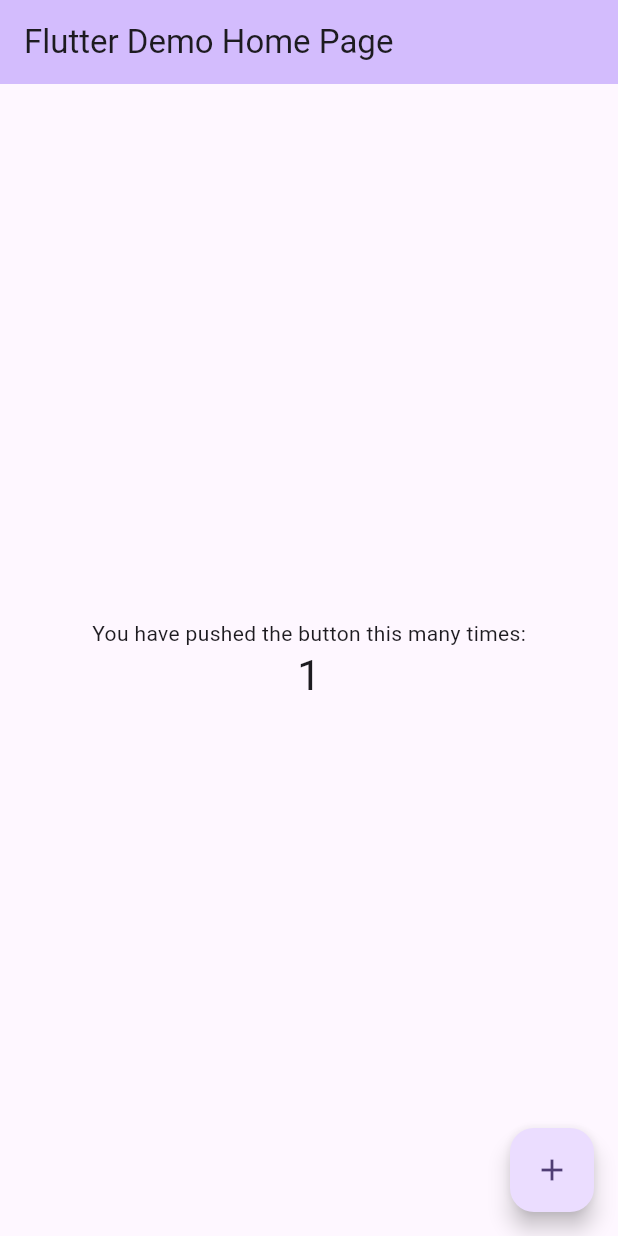
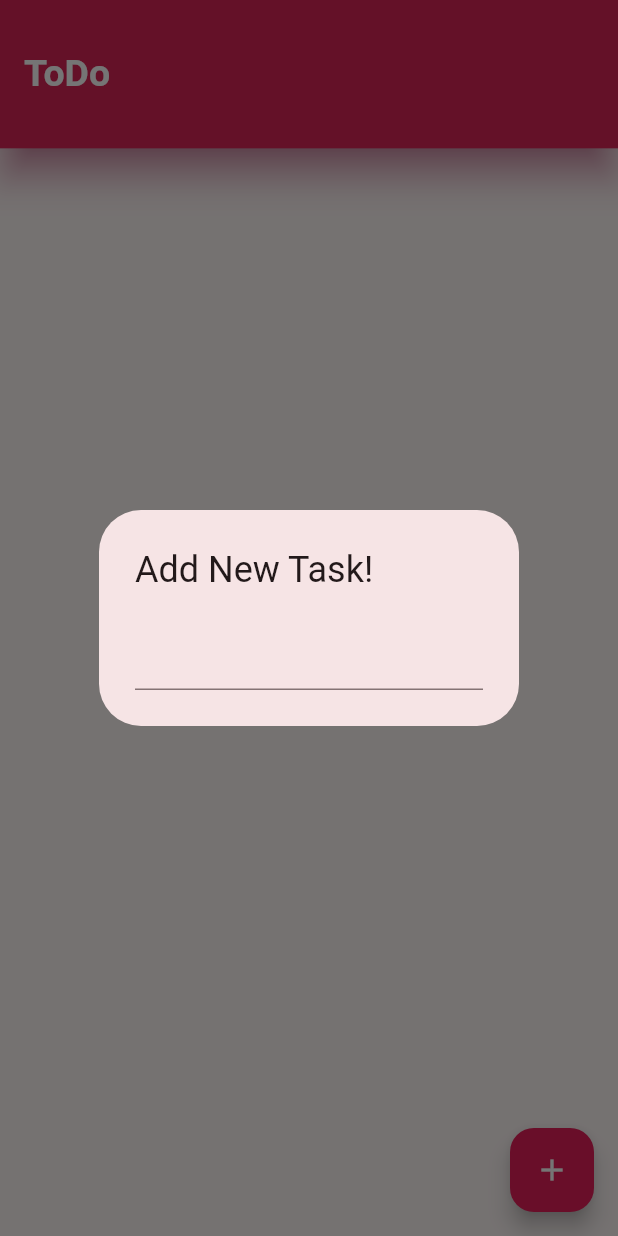
Before and after one commit to anettaj/Listify-flutter, a Flutter app: the screen it shows after launch, after a tap on the "add" icon, on a phone screen of 412 x 824 dp. Run offline on Flutter 3.47's test engine with Material 3 defaults, Android fonts, the phone set to English and light mode, and no system bars; our stand-ins replace hive, hive_flutter; accounts and stored records are empty.

Commit message:
todo done

```diff
--- /dev/null
+++ b/ToDo/lib/Models/Task.dart
@@ -0,0 +1,20 @@
+import 'package:flutter/foundation.dart';
+
+class Task {
+  String content;
+  DateTime timestamp;
+  bool done;
+
+  Task({required this.content, required this.done, required this.timestamp});
+
+  factory Task.fromMap(Map task) {
+    return Task(
+        content: task["content"],
+        timestamp: task["timestamp"],
+        done: task["done"]);
+  }
+
+  Map toMap() {
+    return {"content": content, "timestamp": timestamp, "done": done};
+  }
+}
--- /dev/null
+++ b/ToDo/lib/Pages/Home.dart
@@ -0,0 +1,193 @@
+import 'package:flutter/material.dart';
+import 'package:hive/hive.dart';
+import 'package:path_provider/path_provider.dart';
+import 'package:todo/Models/Task.dart';
+
+class Home extends StatefulWidget {
+  const Home({Key? key}) : super(key: key);
+
+  @override
+  State<Home> createState() => _HomeState();
+}
+
+class _HomeState extends State<Home> {
+  late double _deviceHeight;
+  String? _newTaskContent;
+  Box? _box;
+
+  @override
+  void initState() {
+    super.initState();
+    _openBox();
+  }
+
+  Future<void> _openBox() async {
+    try {
+      _box = await Hive.openBox('Task');
+      if (mounted) {
+        setState(() {});
+      }
+    } catch (e) {
+      print('Error opening Hive box: $e');
+      // Handle the error as needed
+    }
+  }
+
+  @override
+  void dispose() {
+    Hive.close();
+    super.dispose();
+  }
+
+  @override
+  Widget build(BuildContext context) {
+    _deviceHeight = MediaQuery.of(context).size.height;
+
+    // Check if _box is still null, and show a loading indicator if it is
+    if (_box == null) {
+      return Scaffold(
+        appBar: AppBar(
+          toolbarHeight: _deviceHeight * 0.12,
+          title: const Text(
+            'ToDo',
+            style: TextStyle(
+              fontSize: 25,
+              color: Colors.white,
+              fontWeight: FontWeight.bold,
+            ),
+          ),
+        ),
+        body: _loadingIndicator(),
+        floatingActionButton: _addTaskButton(),
+      );
+    }
+
+    // Continue with the rest of the build method
+    return Scaffold(
+      appBar: AppBar(
+        toolbarHeight: _deviceHeight * 0.12,
+        title: const Text(
+          'ToDo',
+          style: TextStyle(
+            fontSize: 25,
+            color: Colors.white,
+            fontWeight: FontWeight.bold,
+          ),
+        ),
+      ),
+      body: _taskList(),
+      floatingActionButton: _addTaskButton(),
+    );
+  }
+
+  Widget _loadingIndicator() {
+    return Container(
+      child: Center(child: CircularProgressIndicator()),
+    );
+  }
+
+  Widget _taskList() {
+    if (_box == null) {
+      return _loadingIndicator();
+    }
+
+    List tasks = _box!.values.toList();
+
+    if (tasks.isEmpty) {
+      return _emptyTaskList();
+    }
+
+    return ListView.builder(
+      itemCount: tasks.length,
+      itemBuilder: (BuildContext _context, int _index) {
+        var task = Task.fromMap(tasks[_index]);
+        return ListTile(
+          title: Text(
+            task.content,
+            style: TextStyle(
+              fontSize: 20,
+              decoration: task.done ? TextDecoration.lineThrough : null,
+              fontWeight: FontWeight.bold,
+              color: Colors.black,
+            ),
+          ),
+          trailing: task.done
+              ? Icon(
+                  Icons.check_box_outlined,
+                  color: Color.fromARGB(255, 228, 30, 89),
+                  size: 25,
+                )
+              : Icon(
+                  Icons.check_box_outline_blank_outlined,
+                  color: Color.fromARGB(255, 228, 30, 89),
+                  size: 25,
+                ),
+          subtitle: Text(
+            task.timestamp.toString(),
+            style: TextStyle(fontSize: 15),
+          ),
+          onTap: () {
+            setState(() {
+              task.done = !task.done;
+              _box!.putAt(_index, task.toMap());
+            });
+          },
+          onLongPress: () {
+            setState(() {
+              _box!.deleteAt(_index);
+            });
+          },
+        );
+      },
+    );
+  }
+
+  Widget _emptyTaskList() {
+    return Center(
+      child: Text('No tasks available.'),
+    );
+  }
+
+  Widget _addTaskButton() {
+    return FloatingActionButton(
+      backgroundColor: Color.fromARGB(255, 228, 30, 89),
+      onPressed: _displayTaskPopup,
+      child: Icon(
+        Icons.add,
+        color: Colors.white,
+      ),
+    );
+  }
+
+  void _displayTaskPopup() {
+    showDialog(
+      context: context,
+      builder: (BuildContext _context) {
+        return AlertDialog(
+          title: const Text("Add New Task!"),
+          content: TextField(
+            onSubmitted: (_value) {
+              if (_value.isNotEmpty) {
+                var _task = Task(
+                  content: _value,
+                  done: false,
+                  timestamp: DateTime.now(),
+                );
+                _box!.add(_task.toMap());
+                setState(() {
+                  _newTaskContent = null;
+                  Navigator.pop(context);
+                });
+              }
+            },
+            onChanged: (_value) {
+              setState(() {
+                _newTaskContent = _value;
+              });
+            },
+          ),
+        );
+      },
+    );
+  }
+}
--- a/ToDo/lib/main.dart
+++ b/ToDo/lib/main.dart
@@ -1,125 +1,40 @@
 import 'package:flutter/material.dart';
+import 'package:todo/Pages/Home.dart';
+import 'package:hive_flutter/hive_flutter.dart';
+import 'package:path_provider/path_provider.dart';
 
-void main() {
-  runApp(const MyApp());
+void main() async {
+  await Hive.initFlutter("hive_boxes");
+  await _openBox();
+  runApp(MyApp());
+}
+
+Future<void> _openBox() async {
+  final appDocumentDirectory = await getApplicationDocumentsDirectory();
+  Hive.init(appDocumentDirectory.path);
+  await Hive.openBox('Task');
 }
 
 class MyApp extends StatelessWidget {
-  const MyApp({super.key});
+  const MyApp({Key? key});
 
-  // This widget is the root of your application.
   @override
   Widget build(BuildContext context) {
     return MaterialApp(
-      title: 'Flutter Demo',
+      title: 'ToDo',
+      debugShowCheckedModeBanner: false,
       theme: ThemeData(
-        // This is the theme of your application.
-        //
-        // TRY THIS: Try running your application with "flutter run". You'll see
-        // the application has a purple toolbar. Then, without quitting the app,
-        // try changing the seedColor in the colorScheme below to Colors.green
-        // and then invoke "hot reload" (save your changes or press the "hot
-        // reload" button in a Flutter-supported IDE, or press "r" if you used
-        // the command line to start the app).
-        //
-        // Notice that the counter didn't reset back to zero; the application
-        // state is not lost during the reload. To reset the state, use hot
-        // restart instead.
-        //
-        // This works for code too, not just values: Most code changes can be
-        // tested with just a hot reload.
-        colorScheme: ColorScheme.fromSeed(seedColor: Colors.deepPurple),
+        appBarTheme: const AppBarTheme(
+          elevation: 10.0,
+          shadowColor: Color.fromARGB(255, 243, 72, 143),
+          color: Color.fromARGB(255, 228, 30, 89),
+        ),
+        colorScheme: ColorScheme.fromSeed(
+          seedColor: Color.fromARGB(255, 228, 30, 89),
+        ),
         useMaterial3: true,
       ),
-      home: const MyHomePage(title: 'Flutter Demo Home Page'),
+      home: Home(),
     );
   }
 }
-
-class MyHomePage extends StatefulWidget {
-  const MyHomePage({super.key, required this.title});
-
-  // This widget is the home page of your application. It is stateful, meaning
-  // that it has a State object (defined below) that contains fields that affect
-  // how it looks.
-
-  // This class is the configuration for the state. It holds the values (in this
-  // case the title) provided by the parent (in this case the App widget) and
-  // used by the build method of the State. Fields in a Widget subclass are
-  // always marked "final".
-
-  final String title;
-
-  @override
-  State<MyHomePage> createState() => _MyHomePageState();
-}
-
-class _MyHomePageState extends State<MyHomePage> {
-  int _counter = 0;
-
-  void _incrementCounter() {
-    setState(() {
-      // This call to setState tells the Flutter framework that something has
-      // changed in this State, which causes it to rerun the build method below
-      // so that the display can reflect the updated values. If we changed
-      // _counter without calling setState(), then the build method would not be
-      // called again, and so nothing would appear to happen.
-      _counter++;
-    });
-  }
-
-  @override
-  Widget build(BuildContext context) {
-    // This method is rerun every time setState is called, for instance as done
-    // by the _incrementCounter method above.
-    //
-    // The Flutter framework has been optimized to make rerunning build methods
-    // fast, so that you can just rebuild anything that needs updating rather
-    // than having to individually change instances of widgets.
-    return Scaffold(
-      appBar: AppBar(
-        // TRY THIS: Try changing the color here to a specific color (to
-        // Colors.amber, perhaps?) and trigger a hot reload to see the AppBar
-        // change color while the other colors stay the same.
-        backgroundColor: Theme.of(context).colorScheme.inversePrimary,
-        // Here we take the value from the MyHomePage object that was created by
-        // the App.build method, and use it to set our appbar title.
-        title: Text(widget.title),
-      ),
-      body: Center(
-        // Center is a layout widget. It takes a single child and positions it
-        // in the middle of the parent.
-        child: Column(
-          // Column is also a layout widget. It takes a list of children and
-          // arranges them vertically. By default, it sizes itself to fit its
-          // children horizontally, and tries to be as tall as its parent.
-          //
-          // Column has various properties to control how it sizes itself and
-          // how it positions its children. Here we use mainAxisAlignment to
-          // center the children vertically; the main axis here is the vertical
-          // axis because Columns are vertical (the cross axis would be
-          // horizontal).
-          //
-          // TRY THIS: Invoke "debug painting" (choose the "Toggle Debug Paint"
-          // action in the IDE, or press "p" in the console), to see the
-          // wireframe for each widget.
-          mainAxisAlignment: MainAxisAlignment.center,
-          children: <Widget>[
-            const Text(
-              'You have pushed the button this many times:',
-            ),
-            Text(
-              '$_counter',
-              style: Theme.of(context).textTheme.headlineMedium,
-            ),
-          ],
-        ),
-      ),
-      floatingActionButton: FloatingActionButton(
-        onPressed: _incrementCounter,
-        tooltip: 'Increment',
-        child: const Icon(Icons.add),
-      ), // This trailing comma makes auto-formatting nicer for build methods.
-    );
-  }
-}
--- a/ToDo/pubspec.yaml
+++ b/ToDo/pubspec.yaml
@@ -35,6 +35,8 @@ dependencies:
   # The following adds the Cupertino Icons font to your application.
   # Use with the CupertinoIcons class for iOS style icons.
   cupertino_icons: ^1.0.2
+  hive: "2.2.3"
+  hive_flutter: "1.1.0"
 
 dev_dependencies:
   flutter_test:
```
Also changed, not shown: ToDo/pubspec.lock, 1 other file.
